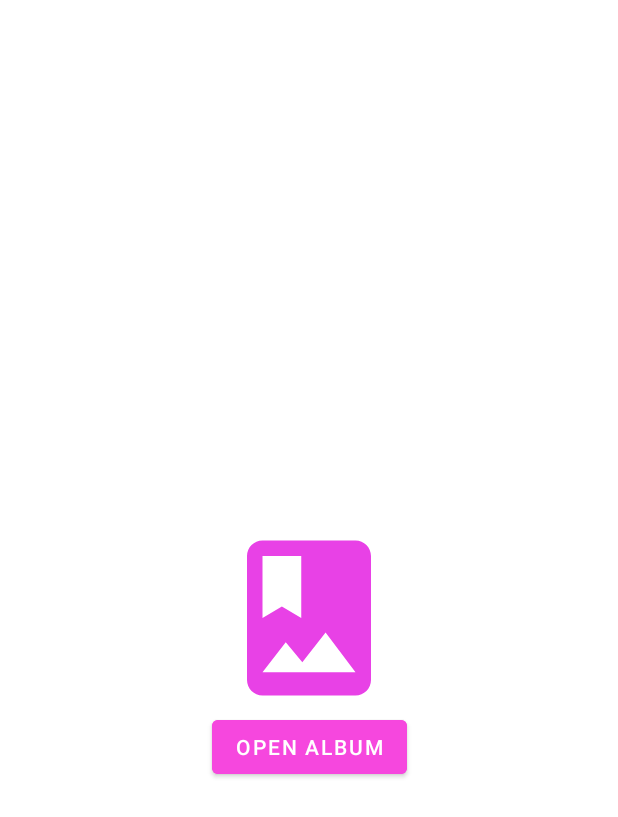
After one commit to hanchang97/kotlin-photos-01, an Android app: the fragment AlbumOpenFragment shown on its own in the app's theme, on a phone screen of 412 x 824 dp. The commit adds this screen. Shown: the top 817 px of the screen. Run offline under Robolectric (Android 15) with nearby library versions, the phone set to English and light mode, and no system bars; our stand-ins replace data binding.

Commit message:
feat : album open fragment 생성, 뷰 모델 생성

```diff
--- /dev/null
+++ b/app/src/main/java/com/example/photoalbum/AlbumOpenFragment.kt
@@ -0,0 +1,30 @@
+package com.example.photoalbum
+
+import android.os.Bundle
+import android.view.LayoutInflater
+import android.view.View
+import android.view.ViewGroup
+import androidx.databinding.DataBindingUtil
+import androidx.fragment.app.Fragment
+import com.example.photoalbum.databinding.FragmentAlbumOpenBinding
+
+class AlbumOpenFragment: Fragment() {
+
+    private lateinit var binding: FragmentAlbumOpenBinding
+
+    override fun onCreateView(
+        inflater: LayoutInflater,
+        container: ViewGroup?,
+        savedInstanceState: Bundle?
+    ): View? {
+        binding =
+            DataBindingUtil.inflate(inflater, R.layout.fragment_album_open, container, false)
+        val view = binding.root
+
+        return view
+    }
+
+    override fun onViewCreated(view: View, savedInstanceState: Bundle?) {
+        super.onViewCreated(view, savedInstanceState)
+    }
+}
--- /dev/null
+++ b/app/src/main/java/com/example/photoalbum/AlbumViewModel.kt
@@ -0,0 +1,11 @@
+package com.example.photoalbum
+
+import androidx.lifecycle.MutableLiveData
+import androidx.lifecycle.ViewModel
+import com.example.photoalbum.data.AlbumRectangle
+
+class AlbumViewModel : ViewModel() {
+
+    var gridList = MutableLiveData<List<AlbumRectangle>>()
+
+}
--- a/app/src/main/java/com/example/photoalbum/RecyclerFragment.kt
+++ b/app/src/main/java/com/example/photoalbum/RecyclerFragment.kt
@@ -40,7 +40,13 @@ class RecyclerFragment : Fragment() {
     }
 
     fun setRecyclerView() {
-        adapterGridAlbum = AdapterGridAlbum()
+        adapterGridAlbum = AdapterGridAlbum{
+            // 앨범 오픈 프래그먼트로 이동하기를 여기서
+            // viewModel 에 albumRectangle 에  리사이클러뷰에서 선택한 AlbumRectangle을 할당
+            // 앨범오픈 프래그먼트에서는 이 뷰모델의 albumRectangle에 bitmap 을 넣어준다
+
+
+        }
         binding.rvGridAlbum.adapter = adapterGridAlbum
         binding.rvGridAlbum.layoutManager = GridLayoutManager(context, 4)
         adapterGridAlbum.submitList(gridList)
--- a/app/src/main/java/com/example/photoalbum/adapter/AdapterGridAlbum.kt
+++ b/app/src/main/java/com/example/photoalbum/adapter/AdapterGridAlbum.kt
@@ -10,7 +10,9 @@ import com.example.photoalbum.data.AlbumRectangle
 import com.example.photoalbum.databinding.ItemGridAlbumBinding
 import com.example.photoalbum.util.MyDiffCallBack
 
-class AdapterGridAlbum : ListAdapter<AlbumRectangle, AdapterGridAlbum.MyViewHolder>(MyDiffCallBack) {
+class AdapterGridAlbum(
+    val selectItem: (albumRectangle: AlbumRectangle) -> Unit
+) : ListAdapter<AlbumRectangle, AdapterGridAlbum.MyViewHolder>(MyDiffCallBack) {
 
     class MyViewHolder(val binding : ItemGridAlbumBinding) : RecyclerView.ViewHolder(binding.root){
 
@@ -28,6 +30,9 @@ class AdapterGridAlbum : ListAdapter<AlbumRectangle, AdapterGridAlbum.MyViewHold
 
     override fun onBindViewHolder(holder: MyViewHolder, position: Int) {
         holder.bind(getItem(position))
+        holder.binding.root.setOnClickListener {
+            selectItem.invoke(getItem(position))
+        }
     }
 
 
--- /dev/null
+++ b/app/src/main/res/drawable/ic_baseline_photo_album_24.xml
@@ -0,0 +1,5 @@
+<vector android:height="24dp" android:tint="#E841E6"
+    android:viewportHeight="24" android:viewportWidth="24"
+    android:width="24dp" xmlns:android="http://schemas.android.com/apk/res/android">
+    <path android:fillColor="@android:color/white" android:pathData="M18,2L6,2c-1.1,0 -2,0.9 -2,2v16c0,1.1 0.9,2 2,2h12c1.1,0 2,-0.9 2,-2L20,4c0,-1.1 -0.9,-2 -2,-2zM6,4h5v8l-2.5,-1.5L6,12L6,4zM6,19l3,-3.86 2.14,2.58 3,-3.86L18,19L6,19z"/>
+</vector>
--- /dev/null
+++ b/app/src/main/res/layout/fragment_album_open.xml
@@ -0,0 +1,33 @@
+<?xml version="1.0" encoding="utf-8"?>
+<layout xmlns:app="http://schemas.android.com/apk/res-auto">
+
+    <androidx.constraintlayout.widget.ConstraintLayout
+        xmlns:android="http://schemas.android.com/apk/res/android"
+        android:layout_width="match_parent"
+        android:layout_height="match_parent">
+
+        <ImageView
+            android:id="@+id/ivAlbum"
+            android:layout_width="0dp"
+            android:layout_height="0dp"
+            app:layout_constraintStart_toStartOf="parent"
+            app:layout_constraintEnd_toEndOf="parent"
+            app:layout_constraintTop_toTopOf="parent"
+            app:layout_constraintBottom_toBottomOf="parent"
+            app:layout_constraintWidth_percent="0.3"
+            app:layout_constraintDimensionRatio="1:1"
+            android:src="@drawable/ic_baseline_photo_album_24"/>
+
+        <com.google.android.material.button.MaterialButton
+            android:id="@+id/btnOpenAlbum"
+            android:layout_width="wrap_content"
+            android:layout_height="wrap_content"
+            app:layout_constraintTop_toBottomOf="@id/ivAlbum"
+            app:layout_constraintStart_toStartOf="parent"
+            app:layout_constraintEnd_toEndOf="parent"
+            android:backgroundTint="#F647DE"
+            android:text="@string/description_open_album"/>
+
+
+    </androidx.constraintlayout.widget.ConstraintLayout>
+</layout>
--- a/app/src/main/res/values/strings.xml
+++ b/app/src/main/res/values/strings.xml
@@ -2,4 +2,5 @@
     <string name="app_name">photoAlbum</string>
     <!-- TODO: Remove or change this placeholder text -->
     <string name="hello_blank_fragment">Hello blank fragment</string>
+    <string name="description_open_album">OPEN ALBUM</string>
 </resources>
```
